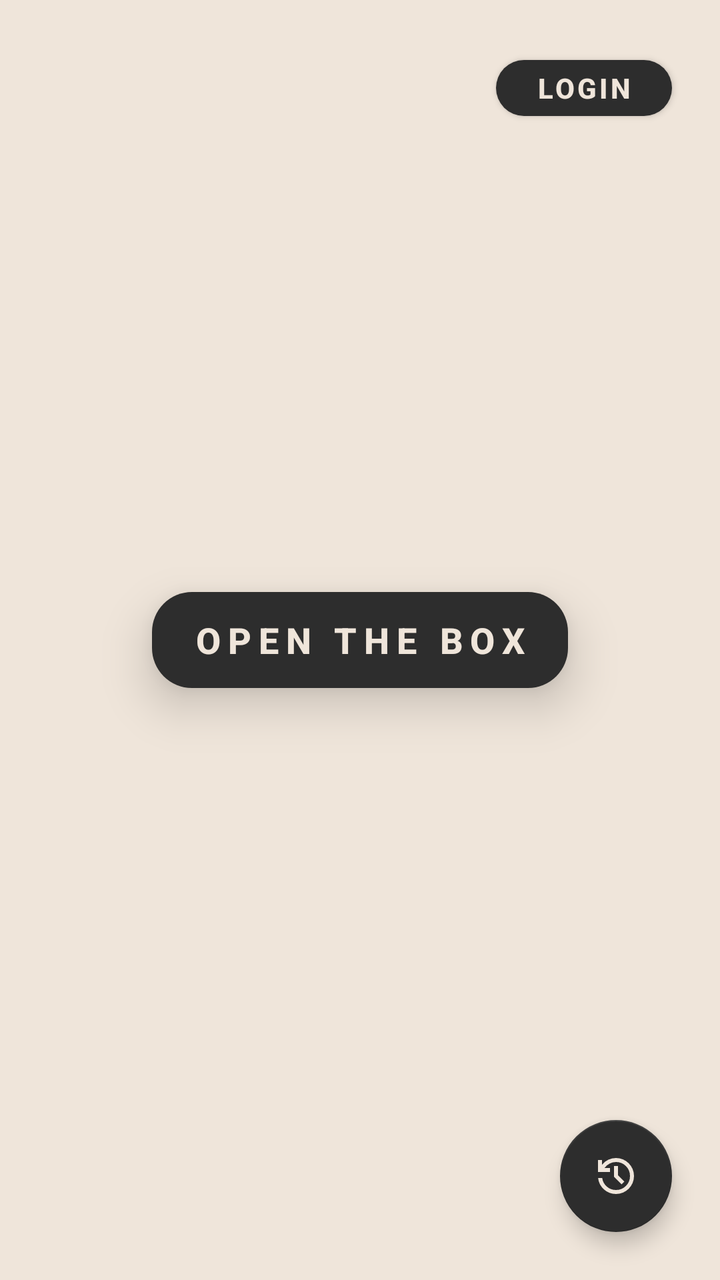
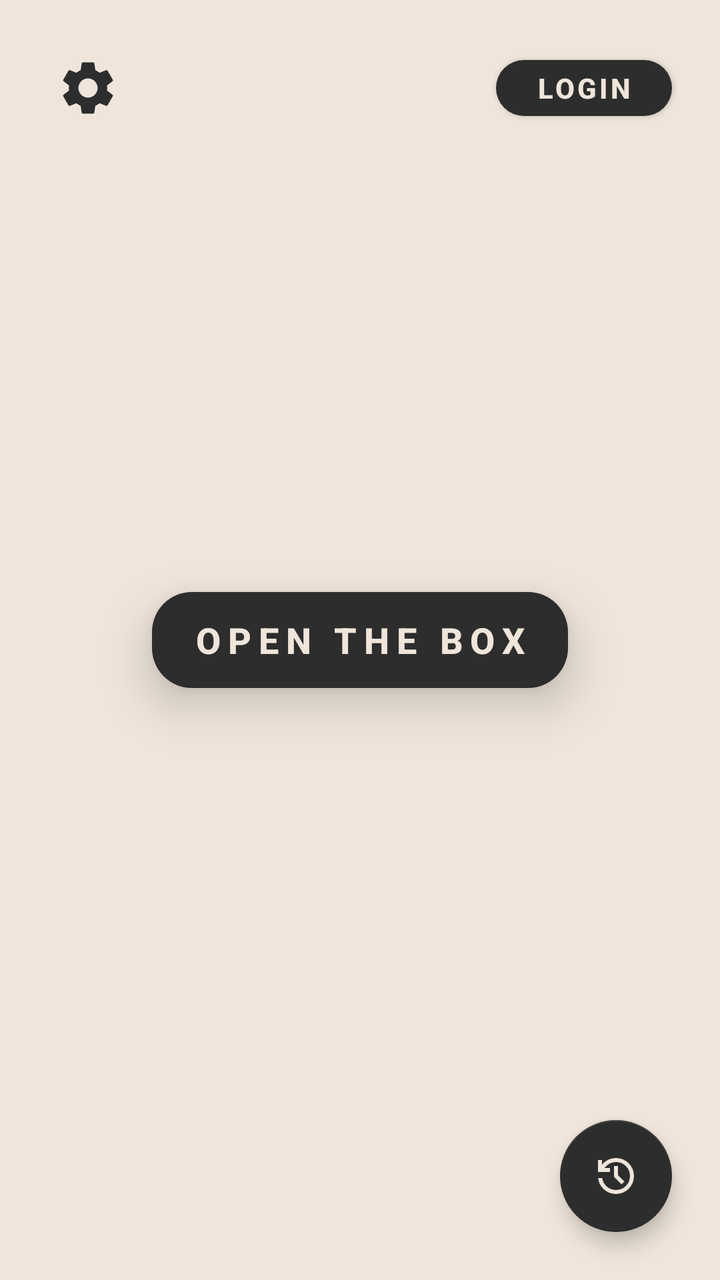

Before-and-after screenshots of an Android layout around one commit, followed by the original layout XML and the change that was made.
<!-- AndroidManifest.xml: application theme Theme.PametniPaketnik -->
<!-- res/layout/activity_main.xml -->
<?xml version="1.0" encoding="utf-8"?>
<androidx.constraintlayout.widget.ConstraintLayout xmlns:android="http://schemas.android.com/apk/res/android"
    xmlns:app="http://schemas.android.com/apk/res-auto"
    xmlns:tools="http://schemas.android.com/tools"
    android:id="@+id/main"
    android:layout_width="match_parent"
    android:layout_height="match_parent"
    android:background="@color/background"
    tools:context=".MainActivity">

    <Button
        android:id="@+id/buttonLogin"
        android:layout_width="wrap_content"
        android:layout_height="40dp"
        android:text="LOGIN"
        android:textSize="14sp"
        android:letterSpacing="0.1"
        android:paddingHorizontal="20dp"
        android:textStyle="bold"
        android:textColor="@color/background"
        app:backgroundTint="@color/history_text_primary"
        app:cornerRadius="20dp"
        app:layout_constraintTop_toTopOf="parent"
        app:layout_constraintEnd_toEndOf="parent"
        android:layout_marginTop="24dp"
        android:layout_marginEnd="24dp" />

    <Button
        android:id="@+id/buttonOpenBox"
        android:layout_width="wrap_content"
        android:layout_height="60dp"
        android:text="@string/open_the_box"
        android:textSize="18sp"
        android:letterSpacing="0.2"
        android:paddingHorizontal="20dp"
        android:textStyle="bold"
        android:textColor="@color/background"
        app:backgroundTint="@color/history_text_primary"
        app:cornerRadius="20dp"

        android:elevation="10dp"
        android:translationZ="4dp"
        android:stateListAnimator="@null"

        app:layout_constraintBottom_toBottomOf="parent"
        app:layout_constraintEnd_toEndOf="parent"
        app:layout_constraintStart_toStartOf="parent"
        app:layout_constraintTop_toTopOf="parent" />

    <com.google.android.material.floatingactionbutton.FloatingActionButton
        android:id="@+id/buttonHistory"
        android:layout_width="wrap_content"
        android:layout_height="wrap_content"
        android:layout_marginEnd="24dp"
        android:layout_marginBottom="24dp"
        android:src="@drawable/history"
        app:tint="@color/background"
        app:backgroundTint="@color/history_text_primary"
        app:layout_constraintBottom_toBottomOf="parent"
        app:layout_constraintEnd_toEndOf="parent"
        app:fabSize="normal" />

</androidx.constraintlayout.widget.ConstraintLayout>
<!-- resources referenced by this layout -->
<resources>
  <color name="background">#EFE5DA</color>
  <color name="history_text_primary">#2D2D2D</color>
  <!-- drawable history (drawable) -->
  <vector xmlns:android="http://schemas.android.com/apk/res/android"
      android:width="40dp"
      android:height="40dp"
      android:viewportWidth="960"
      android:viewportHeight="960">
    <path
        android:pathData="M480,840q-138,0 -240.5,-91.5T122,520h82q14,104 92.5,172T480,760q117,0 198.5,-81.5T760,480q0,-117 -81.5,-198.5T480,200q-69,0 -129,32t-101,88h110v80L120,400v-240h80v94q51,-64 124.5,-99T480,120q75,0 140.5,28.5t114,77q48.5,48.5 77,114T840,480q0,75 -28.5,140.5t-77,114q-48.5,48.5 -114,77T480,840ZM592,648L440,496v-216h80v184l128,128 -56,56Z"
        android:fillColor="#1f1f1f"/>
  </vector>
  <string name="open_the_box">OPEN THE BOX</string>
  <style name="Theme.PametniPaketnik" parent="Base.Theme.PametniPaketnik" />
  <style name="Base.Theme.PametniPaketnik" parent="Theme.MaterialComponents.Light.NoActionBar">
          <item name="colorPrimary">@color/history_text_primary</item>
          <item name="android:statusBarColor">@color/background</item>
          <item name="android:windowLightStatusBar">true</item> </style>
</resources>

<!-- the commit's change to res/layout/activity_main.xml (unified diff, before → after) -->
@@ -7,6 +7,21 @@
     android:layout_height="match_parent"
     android:background="@color/background"
     tools:context=".MainActivity">
+
+    <ImageButton
+        android:id="@+id/buttonSettings"
+        android:layout_width="48dp"
+        android:layout_height="48dp"
+        android:layout_marginStart="20dp"
+        android:layout_marginTop="20dp"
+        android:background="?attr/selectableItemBackgroundBorderless"
+        android:contentDescription="Settings"
+        android:padding="8dp"
+        android:scaleType="fitCenter"
+        android:src="@drawable/ic_settings"
+        app:layout_constraintStart_toStartOf="parent"
+        app:layout_constraintTop_toTopOf="parent"
+        app:tint="@color/history_text_primary" />
 
     <Button
         android:id="@+id/buttonLogin"
<!-- resource entries referenced after the edit -->
@@ -12,6 +12,12 @@
         android:pathData="M480,840q-138,0 -240.5,-91.5T122,520h82q14,104 92.5,172T480,760q117,0 198.5,-81.5T760,480q0,-117 -81.5,-198.5T480,200q-69,0 -129,32t-101,88h110v80L120,400v-240h80v94q51,-64 124.5,-99T480,120q75,0 140.5,28.5t114,77q48.5,48.5 77,114T840,480q0,75 -28.5,140.5t-77,114q-48.5,48.5 -114,77T480,840ZM592,648L440,496v-216h80v184l128,128 -56,56Z"
         android:fillColor="#1f1f1f"/>
   </vector>
+  <!-- drawable ic_settings (drawable) -->
+  <vector xmlns:android="http://schemas.android.com/apk/res/android" android:height="24dp" android:tint="#000000" android:viewportHeight="24" android:viewportWidth="24" android:width="24dp">
+        
+      <path android:fillColor="@android:color/white" android:pathData="M19.14,12.94c0.04,-0.3 0.06,-0.61 0.06,-0.94c0,-0.32 -0.02,-0.64 -0.07,-0.94l2.03,-1.58c0.18,-0.14 0.23,-0.41 0.12,-0.61l-1.92,-3.32c-0.12,-0.22 -0.37,-0.29 -0.59,-0.22l-2.39,0.96c-0.5,-0.38 -1.03,-0.7 -1.62,-0.94L14.4,2.81c-0.04,-0.24 -0.24,-0.41 -0.48,-0.41h-3.84c-0.24,0 -0.43,0.17 -0.47,0.41L9.25,5.35C8.66,5.59 8.12,5.92 7.63,6.29L5.24,5.33c-0.22,-0.08 -0.47,0 -0.59,0.22L2.74,8.87C2.62,9.08 2.66,9.34 2.86,9.48l2.03,1.58C4.84,11.36 4.8,11.69 4.8,12s0.02,0.64 0.07,0.94l-2.03,1.58c-0.18,0.14 -0.23,0.41 -0.12,0.61l1.92,3.32c0.12,0.22 0.37,0.29 0.59,0.22l2.39,-0.96c0.5,0.38 1.03,0.7 1.62,0.94l0.36,2.54c0.05,0.24 0.24,0.41 0.48,0.41h3.84c0.24,0 0.44,-0.17 0.47,-0.41l0.36,-2.54c0.59,-0.24 1.13,-0.56 1.62,-0.94l2.39,0.96c0.22,0.08 0.47,0 0.59,-0.22l1.92,-3.32c0.12,-0.22 0.07,-0.47 -0.12,-0.61L19.14,12.94zM12,15.6c-1.98,0 -3.6,-1.62 -3.6,-3.6s1.62,-3.6 3.6,-3.6s3.6,1.62 3.6,3.6S13.98,15.6 12,15.6z"/>
+      
+  </vector>
   <string name="open_the_box">OPEN THE BOX</string>
   <style name="Theme.PametniPaketnik" parent="Base.Theme.PametniPaketnik" />
   <style name="Base.Theme.PametniPaketnik" parent="Theme.MaterialComponents.Light.NoActionBar">
